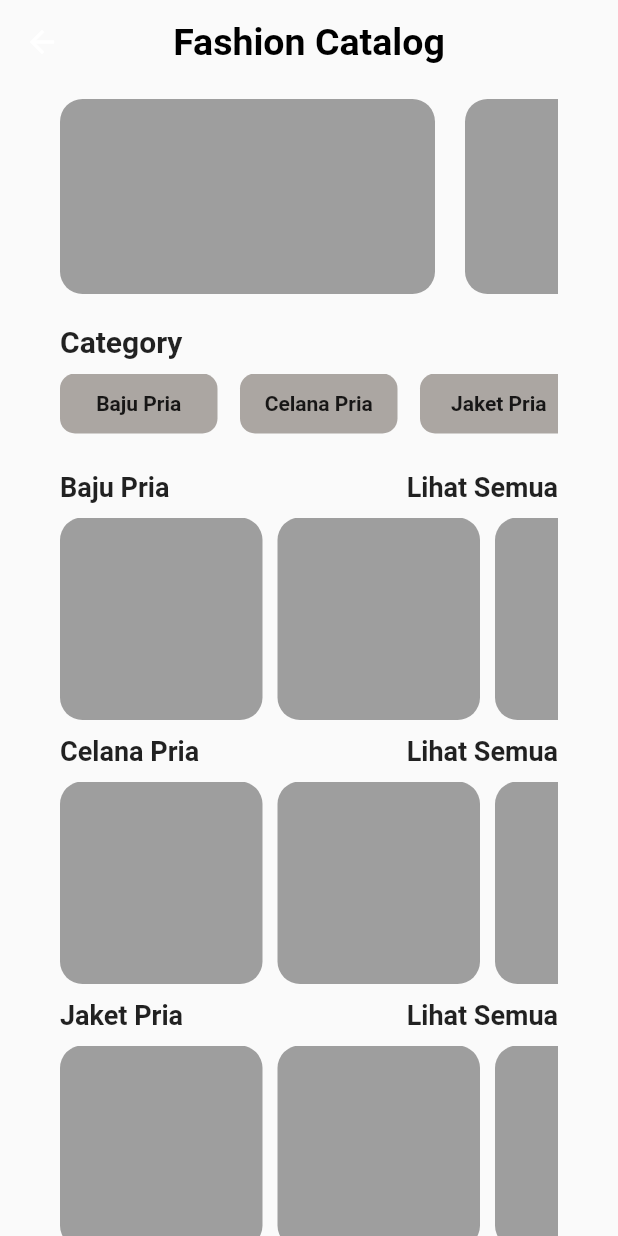
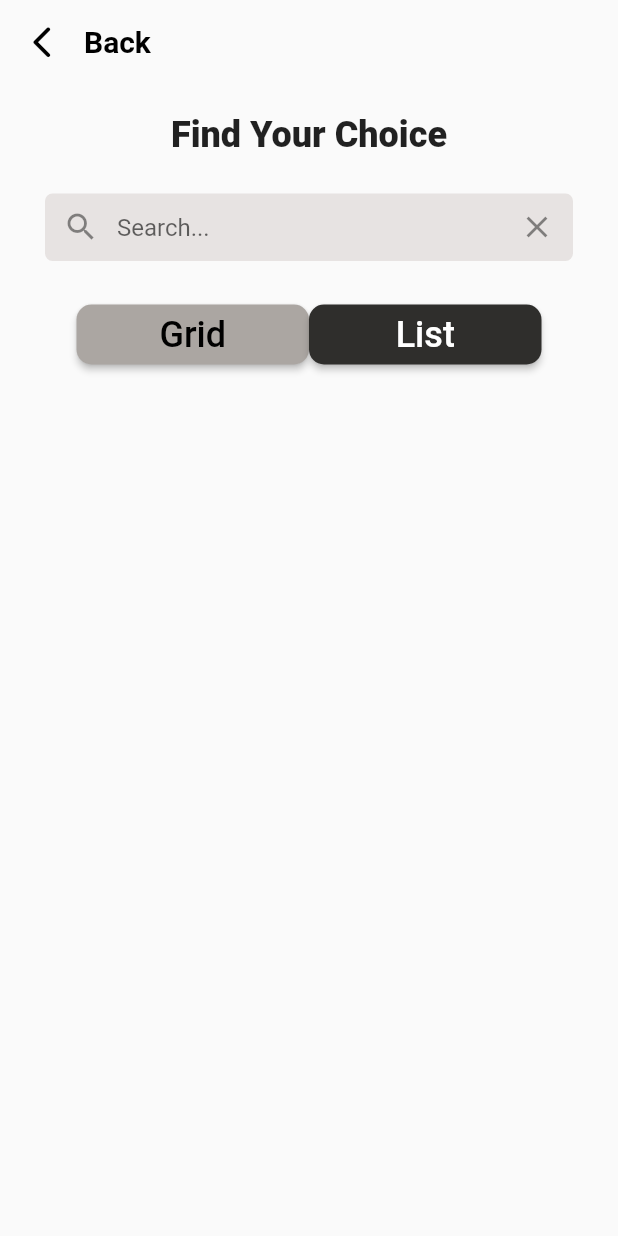
Before and after one commit to FachrulRivaldy/clothing-reference-app, a Flutter app: the MainMenu screen opened directly, after a tap on "Lihat Semua", on a phone screen of 412 x 824 dp. Run offline on Flutter 3.47's test engine with Material 2 defaults, Android fonts, the phone set to English and light mode, and no system bars.

Commit message:
Add Category Details Template

```diff
--- /dev/null
+++ b/lib/categorydetails.dart
@@ -0,0 +1,101 @@
+import 'package:clothing_reference_app/mainMenu.dart';
+import 'package:flutter/material.dart';
+
+class CategoryDetails extends StatelessWidget {
+  const CategoryDetails({Key? key}) : super(key: key);
+
+  @override
+  Widget build(BuildContext context) {
+    return Scaffold(
+      appBar: AppBar(
+        backgroundColor: const Color(0xFFFAFAFA),
+        elevation: 0,
+        leading: GestureDetector(
+          onTap: () {
+            Navigator.push(context,
+                MaterialPageRoute(builder: (context) => const MainMenu()));
+          },
+          child: const Icon(
+            Icons.arrow_back_ios_new_rounded,
+            size: 25,
+            color: Colors.black,
+          ),
+        ),
+        titleSpacing: 0.0,
+        title: const Text(
+          'Back',
+          style: TextStyle(
+            color: Colors.black,
+            fontSize: 20,
+            fontWeight: FontWeight.w700,
+          ),
+        ),
+      ),
+      body: Padding(
+        padding: const EdgeInsets.only(top: 20, left: 30, right: 30),
+        child: Center(
+          child: Column(
+            children: [
+              const Text(
+                "Find Your Choice",
+                style: TextStyle(fontSize: 24, fontWeight: FontWeight.w900),
+              ),
+              const SizedBox(
+                height: 25,
+              ),
+              Container(
+                width: double.infinity,
+                height: 45,
+                decoration: BoxDecoration(
+                    color: const Color(0xFFE7E3E2),
+                    borderRadius: BorderRadius.circular(5)),
+                child: Center(
+                    child: TextField(
+                        decoration: InputDecoration(
+                            prefixIcon: const Icon(Icons.search),
+                            suffixIcon: IconButton(
+                              icon: const Icon(Icons.clear),
+                              onPressed: () {},
+                            ),
+                            hintText: "Search...",
+                            border: InputBorder.none))),
+              ),
+              const SizedBox(
+                height: 25,
+              ),
+              Row(
+                mainAxisAlignment: MainAxisAlignment.center,
+                children: [
+                  ElevatedButton(
+                    style: ElevatedButton.styleFrom(
+                        primary: const Color(0xFFABA6A2),
+                        shape: RoundedRectangleBorder(
+                            borderRadius: BorderRadius.circular(10)),
+                        minimumSize: const Size(155, 40)),
+                    child: const Text(
+                      "Grid",
+                      style: TextStyle(fontSize: 24, color: Colors.black),
+                    ),
+                    onPressed: () {},
+                  ),
+                  ElevatedButton(
+                    style: ElevatedButton.styleFrom(
+                        primary: const Color(0xFF2F2E2C),
+                        shape: RoundedRectangleBorder(
+                            borderRadius: BorderRadius.circular(10)),
+                        minimumSize: const Size(155, 40)),
+                    child: const Text(
+                      "List",
+                      style: TextStyle(fontSize: 24),
+                    ),
+                    onPressed: () {},
+                  ),
+                ],
+              ),
+            ],
+          ),
+        ),
+      ),
+    );
+  }
+}
--- a/lib/main.dart
+++ b/lib/main.dart
@@ -1,3 +1,4 @@
+import 'package:clothing_reference_app/categorydetails.dart';
 import 'package:clothing_reference_app/profilepage.dart';
 import 'package:clothing_reference_app/searchpage.dart';
 import 'package:clothing_reference_app/mainMenu.dart';
@@ -17,7 +18,7 @@ class ClothRefApp extends StatelessWidget {
     return const MaterialApp(
       debugShowCheckedModeBanner: false,
       title: 'Clothing_Marketplace',
-      home: const ProfilePage(),
+      home: const CategoryDetails(),
     );
   }
 }
--- a/lib/mainMenu.dart
+++ b/lib/mainMenu.dart
@@ -1,3 +1,6 @@
+// ignore_for_file: file_names, sized_box_for_whitespace
+
+import 'package:clothing_reference_app/categorydetails.dart';
 import 'package:flutter/material.dart';
 
 class MainMenu extends StatelessWidget {
@@ -7,7 +10,7 @@ class MainMenu extends StatelessWidget {
   Widget build(BuildContext context) {
     return Scaffold(
       appBar: AppBar(
-        backgroundColor: Color(0xFFFAFAFA),
+        backgroundColor: const Color(0xFFFAFAFA),
         elevation: 0,
         centerTitle: true,
         title: const Text(
@@ -15,12 +18,12 @@ class MainMenu extends StatelessWidget {
           style: TextStyle(
             fontSize: 25,
             color: Colors.black,
-            fontWeight: FontWeight.w600,
+            fontWeight: FontWeight.w700,
           ),
         ),
       ),
       body: Padding(
-        padding: EdgeInsets.only(left: 40, right: 40, top: 10),
+        padding: const EdgeInsets.only(left: 40, right: 40, top: 10),
         child: Container(
           height: MediaQuery.of(context).size.height,
           width: MediaQuery.of(context).size.width,
@@ -39,7 +42,7 @@ class MainMenu extends StatelessWidget {
                           borderRadius: BorderRadius.circular(15),
                         ),
                       ),
-                      SizedBox(width: 20),
+                      const SizedBox(width: 20),
                       Container(
                         height: 130,
                         width: 250,
@@ -48,7 +51,7 @@ class MainMenu extends StatelessWidget {
                           borderRadius: BorderRadius.circular(15),
                         ),
                       ),
-                      SizedBox(width: 20),
+                      const SizedBox(width: 20),
                       Container(
                         height: 130,
                         width: 250,
@@ -60,8 +63,8 @@ class MainMenu extends StatelessWidget {
                     ],
                   ),
                 ),
-                SizedBox(height: 20),
-                Align(
+                const SizedBox(height: 20),
+                const Align(
                   alignment: Alignment.centerLeft,
                   child: Text(
                     'Category',
@@ -71,7 +74,7 @@ class MainMenu extends StatelessWidget {
                     ),
                   ),
                 ),
-                SizedBox(height: 10),
+                const SizedBox(height: 10),
                 SingleChildScrollView(
                   scrollDirection: Axis.horizontal,
                   child: Row(
@@ -80,10 +83,10 @@ class MainMenu extends StatelessWidget {
                         height: 40,
                         width: 105,
                         decoration: BoxDecoration(
-                          color: Color(0xFFABA6A2),
+                          color: const Color(0xFFABA6A2),
                           borderRadius: BorderRadius.circular(10),
                         ),
-                        child: Center(
+                        child: const Center(
                           child: Text(
                             'Baju Pria',
                             style: TextStyle(
@@ -93,15 +96,15 @@ class MainMenu extends StatelessWidget {
                           ),
                         ),
                       ),
-                      SizedBox(width: 15),
+                      const SizedBox(width: 15),
                       Container(
                         height: 40,
                         width: 105,
                         decoration: BoxDecoration(
-                          color: Color(0xFFABA6A2),
+                          color: const Color(0xFFABA6A2),
                           borderRadius: BorderRadius.circular(10),
                         ),
-                        child: Center(
+                        child: const Center(
                           child: Text(
                             'Celana Pria',
                             style: TextStyle(
@@ -111,15 +114,15 @@ class MainMenu extends StatelessWidget {
                           ),
                         ),
                       ),
-                      SizedBox(width: 15),
+                      const SizedBox(width: 15),
                       Container(
                         height: 40,
                         width: 105,
                         decoration: BoxDecoration(
-                          color: Color(0xFFABA6A2),
+                          color: const Color(0xFFABA6A2),
                           borderRadius: BorderRadius.circular(10),
                         ),
-                        child: Center(
+                        child: const Center(
                           child: Text(
                             'Jaket Pria',
                             style: TextStyle(
@@ -132,11 +135,11 @@ class MainMenu extends StatelessWidget {
                     ],
                   ),
                 ),
-                SizedBox(height: 25),
+                const SizedBox(height: 25),
                 Row(
                   mainAxisAlignment: MainAxisAlignment.spaceBetween,
                   children: [
-                    Text(
+                    const Text(
                       'Baju Pria',
                       style: TextStyle(
                         fontSize: 18,
@@ -144,8 +147,13 @@ class MainMenu extends StatelessWidget {
                       ),
                     ),
                     InkWell(
-                      onTap: () {},
-                      child: Text(
+                      onTap: () {
+                        Navigator.push(
+                            context,
+                            MaterialPageRoute(
+                                builder: (context) => const CategoryDetails()));
+                      },
+                      child: const Text(
                         'Lihat Semua',
                         style: TextStyle(
                           fontSize: 18,
@@ -155,7 +163,7 @@ class MainMenu extends StatelessWidget {
                     ),
                   ],
                 ),
-                SizedBox(height: 10),
+                const SizedBox(height: 10),
                 SingleChildScrollView(
                   scrollDirection: Axis.horizontal,
                   child: Row(
@@ -171,7 +179,7 @@ class MainMenu extends StatelessWidget {
                           ),
                         ),
                       ),
-                      SizedBox(width: 10),
+                      const SizedBox(width: 10),
                       InkWell(
                         onTap: () {},
                         child: Container(
@@ -183,7 +191,7 @@ class MainMenu extends StatelessWidget {
                           ),
                         ),
                       ),
-                      SizedBox(width: 10),
+                      const SizedBox(width: 10),
                       InkWell(
                         onTap: () {},
                         child: Container(
@@ -195,7 +203,7 @@ class MainMenu extends StatelessWidget {
                           ),
                         ),
                       ),
-                      SizedBox(width: 10),
+                      const SizedBox(width: 10),
                       InkWell(
                         onTap: () {},
                         child: Container(
@@ -210,11 +218,11 @@ class MainMenu extends StatelessWidget {
                     ],
                   ),
                 ),
-                SizedBox(height: 10),
+                const SizedBox(height: 10),
                 Row(
                   mainAxisAlignment: MainAxisAlignment.spaceBetween,
                   children: [
-                    Text(
+                    const Text(
                       'Celana Pria',
                       style: TextStyle(
                         fontSize: 18,
@@ -223,7 +231,7 @@ class MainMenu extends StatelessWidget {
                     ),
                     InkWell(
                       onTap: () {},
-                      child: Text(
+                      child: const Text(
                         'Lihat Semua',
                         style: TextStyle(
                           fontSize: 18,
@@ -233,7 +241,7 @@ class MainMenu extends StatelessWidget {
                     ),
                   ],
                 ),
-                SizedBox(height: 10),
+                const SizedBox(height: 10),
                 SingleChildScrollView(
                   scrollDirection: Axis.horizontal,
                   child: Row(
@@ -249,7 +257,7 @@ class MainMenu extends StatelessWidget {
                           ),
                         ),
                       ),
-                      SizedBox(width: 10),
+                      const SizedBox(width: 10),
                       InkWell(
                         onTap: () {},
                         child: Container(
@@ -261,7 +269,7 @@ class MainMenu extends StatelessWidget {
                           ),
                         ),
                       ),
-                      SizedBox(width: 10),
+                      const SizedBox(width: 10),
                       InkWell(
                         onTap: () {},
                         child: Container(
@@ -273,7 +281,7 @@ class MainMenu extends StatelessWidget {
                           ),
                         ),
                       ),
-                      SizedBox(width: 10),
+                      const SizedBox(width: 10),
                       InkWell(
                         onTap: () {},
                         child: Container(
@@ -288,11 +296,11 @@ class MainMenu extends StatelessWidget {
                     ],
                   ),
                 ),
-                SizedBox(height: 10),
+                const SizedBox(height: 10),
                 Row(
                   mainAxisAlignment: MainAxisAlignment.spaceBetween,
                   children: [
-                    Text(
+                    const Text(
                       'Jaket Pria',
                       style: TextStyle(
                         fontSize: 18,
@@ -301,7 +309,7 @@ class MainMenu extends StatelessWidget {
                     ),
                     InkWell(
                       onTap: () {},
-                      child: Text(
+                      child: const Text(
                         'Lihat Semua',
                         style: TextStyle(
                           fontSize: 18,
@@ -311,7 +319,7 @@ class MainMenu extends StatelessWidget {
                     ),
                   ],
                 ),
-                SizedBox(height: 10),
+                const SizedBox(height: 10),
                 SingleChildScrollView(
                   scrollDirection: Axis.horizontal,
                   child: Row(
@@ -327,7 +335,7 @@ class MainMenu extends StatelessWidget {
                           ),
                         ),
                       ),
-                      SizedBox(width: 10),
+                      const SizedBox(width: 10),
                       InkWell(
                         onTap: () {},
                         child: Container(
@@ -339,7 +347,7 @@ class MainMenu extends StatelessWidget {
                           ),
                         ),
                       ),
-                      SizedBox(width: 10),
+                      const SizedBox(width: 10),
                       InkWell(
                         onTap: () {},
                         child: Container(
@@ -351,7 +359,7 @@ class MainMenu extends StatelessWidget {
                           ),
                         ),
                       ),
-                      SizedBox(width: 10),
+                      const SizedBox(width: 10),
                       InkWell(
                         onTap: () {},
                         child: Container(
--- a/lib/profilepage.dart
+++ b/lib/profilepage.dart
@@ -23,7 +23,7 @@ class ProfilePage extends StatelessWidget {
                   width: 120,
                   height: 120,
                   child: ClipRRect(
-                    borderRadius: BorderRadius.circular(160),
+                    borderRadius: BorderRadius.circular(90),
                     child: Image.asset('assets/images/profpic.jpg'),
                   ),
                 ),
--- a/lib/signIn.dart
+++ b/lib/signIn.dart
@@ -1,3 +1,5 @@
+// ignore_for_file: file_names, prefer_const_constructors
+
 import 'package:clothing_reference_app/mainMenu.dart';
 import 'package:flutter/material.dart';
 
--- a/lib/signUp.dart
+++ b/lib/signUp.dart
@@ -1,4 +1,4 @@
-// ignore_for_file: file_names
+// ignore_for_file: file_names, camel_case_types, sized_box_for_whitespace
 
 import 'package:clothing_reference_app/mainMenu.dart';
 import 'package:clothing_reference_app/signIn.dart';
@@ -18,20 +18,20 @@ class _signUpState extends State<signUp> {
   Widget build(BuildContext context) {
     return Scaffold(
         appBar: AppBar(
-          backgroundColor: Color(0xFFFAFAFA),
+          backgroundColor: const Color(0xFFFAFAFA),
           elevation: 0,
           leading: GestureDetector(
             onTap: () {
               Navigator.pop(context);
             },
-            child: Icon(
+            child: const Icon(
               Icons.arrow_back_ios_new_rounded,
               size: 25,
               color: Colors.black,
             ),
           ),
           titleSpacing: 0.0,
-          title: Text(
+          title: const Text(
             'Back',
             style: TextStyle(
               color: Colors.black,
@@ -41,7 +41,7 @@ class _signUpState extends State<signUp> {
           ),
         ),
         body: Padding(
-          padding: EdgeInsets.only(left: 55, right: 55),
+          padding: const EdgeInsets.only(left: 55, right: 55),
           child: Container(
             height: MediaQuery.of(context).size.height,
             width: MediaQuery.of(context).size.width,
@@ -50,7 +50,7 @@ class _signUpState extends State<signUp> {
                 mainAxisAlignment: MainAxisAlignment.start,
                 crossAxisAlignment: CrossAxisAlignment.start,
                 children: [
-                  Text(
+                  const Text(
                     "Lets Create Your Account!",
                     textAlign: TextAlign.center,
                     style: TextStyle(
@@ -59,7 +59,7 @@ class _signUpState extends State<signUp> {
                       fontWeight: FontWeight.w700,
                     ),
                   ),
-                  SizedBox(height: 40),
+                  const SizedBox(height: 40),
                   TextFormField(
                     //email input form
                     decoration: InputDecoration(
@@ -72,7 +72,7 @@ class _signUpState extends State<signUp> {
                       ),
                     ),
                   ),
-                  SizedBox(height: 25),
+                  const SizedBox(height: 25),
                   TextFormField(
                     //Nama Lengkap
                     decoration: InputDecoration(
@@ -85,7 +85,7 @@ class _signUpState extends State<signUp> {
                       ),
                     ),
                   ),
-                  SizedBox(height: 25),
+                  const SizedBox(height: 25),
                   TextFormField(
                     //email input form
                     decoration: InputDecoration(
@@ -98,7 +98,7 @@ class _signUpState extends State<signUp> {
                       ),
                     ),
                   ),
-                  SizedBox(height: 25),
+                  const SizedBox(height: 25),
                   TextFormField(
                     //email input form
                     decoration: InputDecoration(
@@ -111,7 +111,7 @@ class _signUpState extends State<signUp> {
                       ),
                     ),
                   ),
-                  SizedBox(height: 20),
+                  const SizedBox(height: 20),
                   Row(
                     mainAxisAlignment: MainAxisAlignment.spaceBetween,
                     children: [
@@ -124,7 +124,7 @@ class _signUpState extends State<signUp> {
                           });
                         },
                       ),
-                      Text(
+                      const Text(
                         'I accept the terms and conditions',
                         style: TextStyle(
                           fontSize: 15,
@@ -133,12 +133,14 @@ class _signUpState extends State<signUp> {
                       ),
                     ],
                   ),
-                  SizedBox(height: 25),
+                  const SizedBox(height: 25),
                   InkWell(
                     //Sign Up button
                     onTap: () {
-                      Navigator.push(context,
-                          MaterialPageRoute(builder: (context) => SignIn()));
+                      Navigator.push(
+                          context,
+                          MaterialPageRoute(
+                              builder: (context) => const SignIn()));
                     },
                     child: Container(
                       width: MediaQuery.of(context).size.width,
@@ -159,7 +161,7 @@ class _signUpState extends State<signUp> {
                       ),
                     ),
                   ),
-                  SizedBox(height: 10),
+                  const SizedBox(height: 10),
                   Row(
                     //Sign Up
                     crossAxisAlignment: CrossAxisAlignment.center,
```
